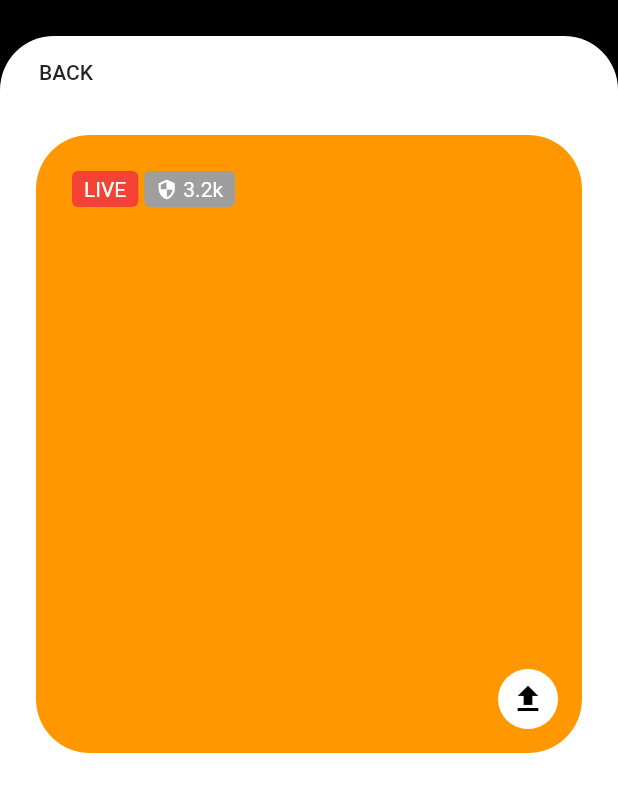
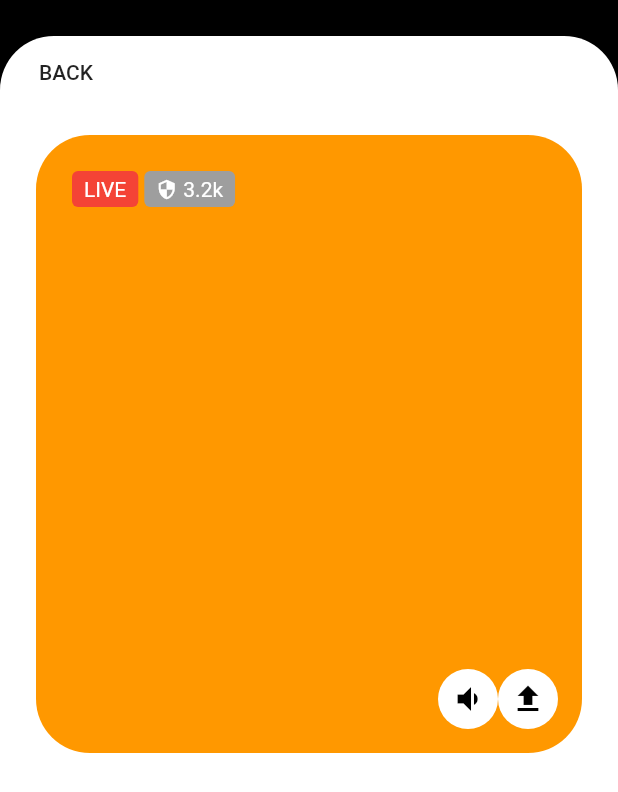
Before and after one commit to JAICHANGPARK/flutter_notebook_8th_story, a Flutter app: the MedicalDetailPage screen opened directly, on a phone screen of 412 x 824 dp. Shown: the top 792 px of the screen. Run offline on Flutter 3.47's test engine with Material 2 defaults, Android fonts, the phone set to English and light mode, and no system bars; our stand-ins replace google_fonts.

Commit message:
Update medical_detail_page.dart

```diff
--- a/lib/ep557_medical_app/medical_detail_page.dart
+++ b/lib/ep557_medical_app/medical_detail_page.dart
@@ -53,7 +53,9 @@ class MedicalDetailPage extends StatelessWidget {
                                       ),
                                     ),
                                   ),
-                                  SizedBox(width: 4,),
+                                  SizedBox(
+                                    width: 4,
+                                  ),
                                   Container(
                                     padding: EdgeInsets.symmetric(horizontal: 8, vertical: 4),
                                     decoration:
@@ -86,9 +88,18 @@ class MedicalDetailPage extends StatelessWidget {
                               children: [
                                 CircleAvatar(
                                   backgroundColor: Colors.white,
-                                  child: Icon(Icons.file_upload, color: Colors.black,),
-
-                                )
+                                  child: Icon(
+                                    Icons.volume_down,
+                                    color: Colors.black,
+                                  ),
+                                ),
+                                CircleAvatar(
+                                  backgroundColor: Colors.white,
+                                  child: Icon(
+                                    Icons.file_upload,
+                                    color: Colors.black,
+                                  ),
+                                ),
 
                               ],
                             ),
```
